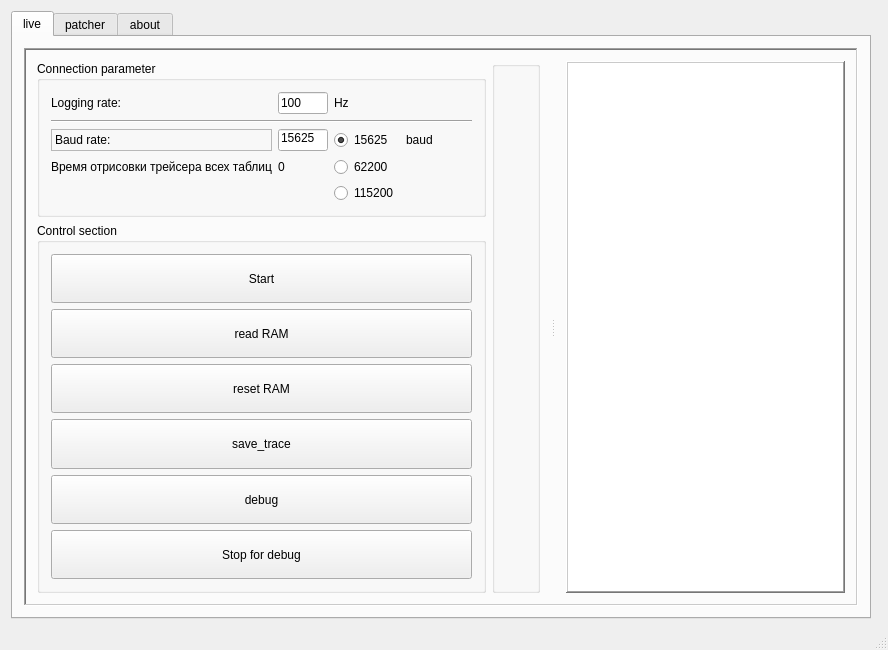
Qt form mainwindow.ui (DowJhob/Evo-live-map) before a commit.
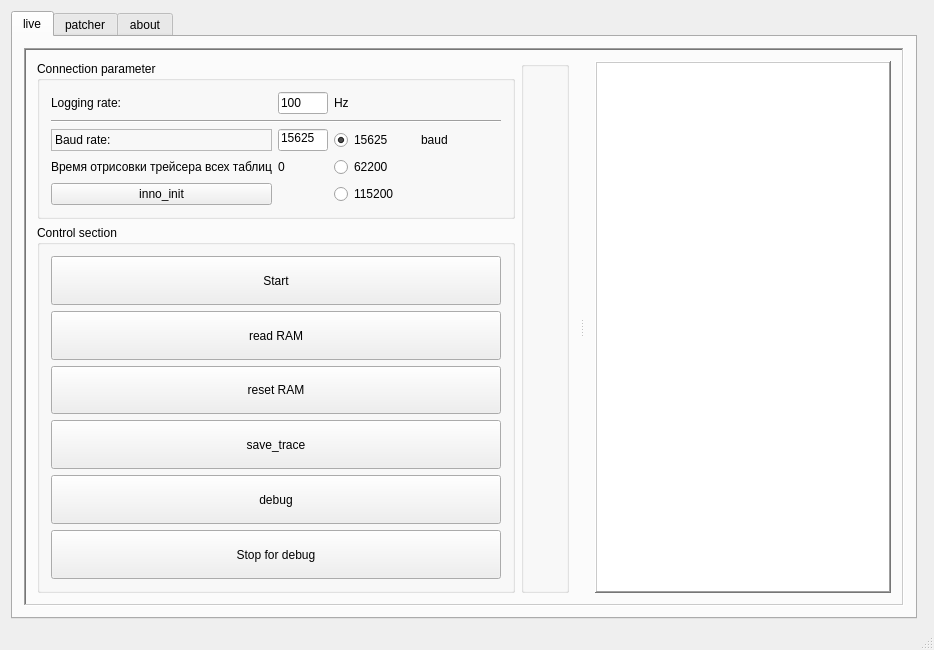
The same form after that commit.

What changed in the file:
```diff
--- a/mainwindow.ui
+++ b/mainwindow.ui
@@ -6,7 +6,7 @@
    <rect>
     <x>0</x>
     <y>0</y>
-    <width>888</width>
+    <width>934</width>
     <height>650</height>
    </rect>
   </property>
@@ -449,6 +449,13 @@
                    </property>
                   </widget>
                  </item>
+                 <item row="5" column="0">
+                  <widget class="QPushButton" name="inno_initButton">
+                   <property name="text">
+                    <string>inno_init</string>
+                   </property>
+                  </widget>
+                 </item>
                 </layout>
                </item>
               </layout>
```
